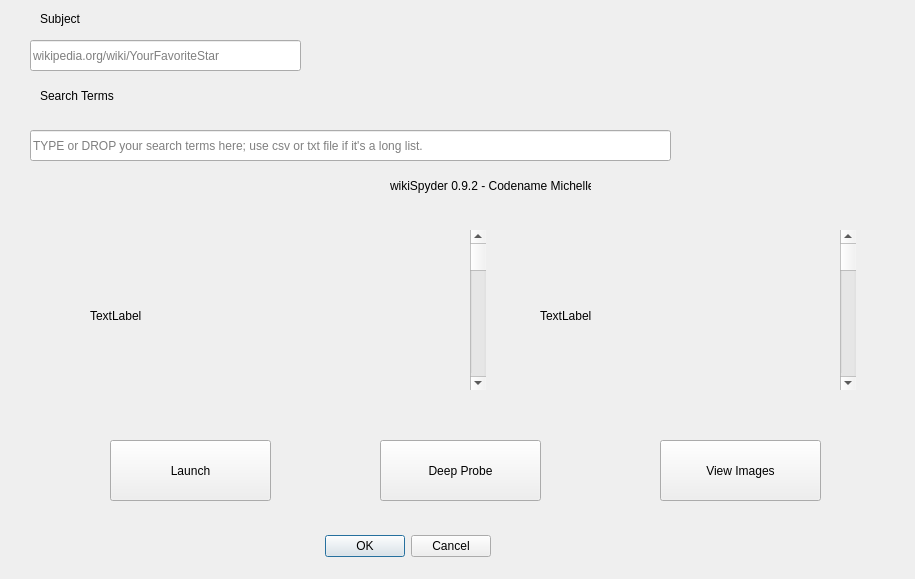
Before: the Qt Designer form main-view.ui in odioski/wikiSpyder, drawn with Qt 5.
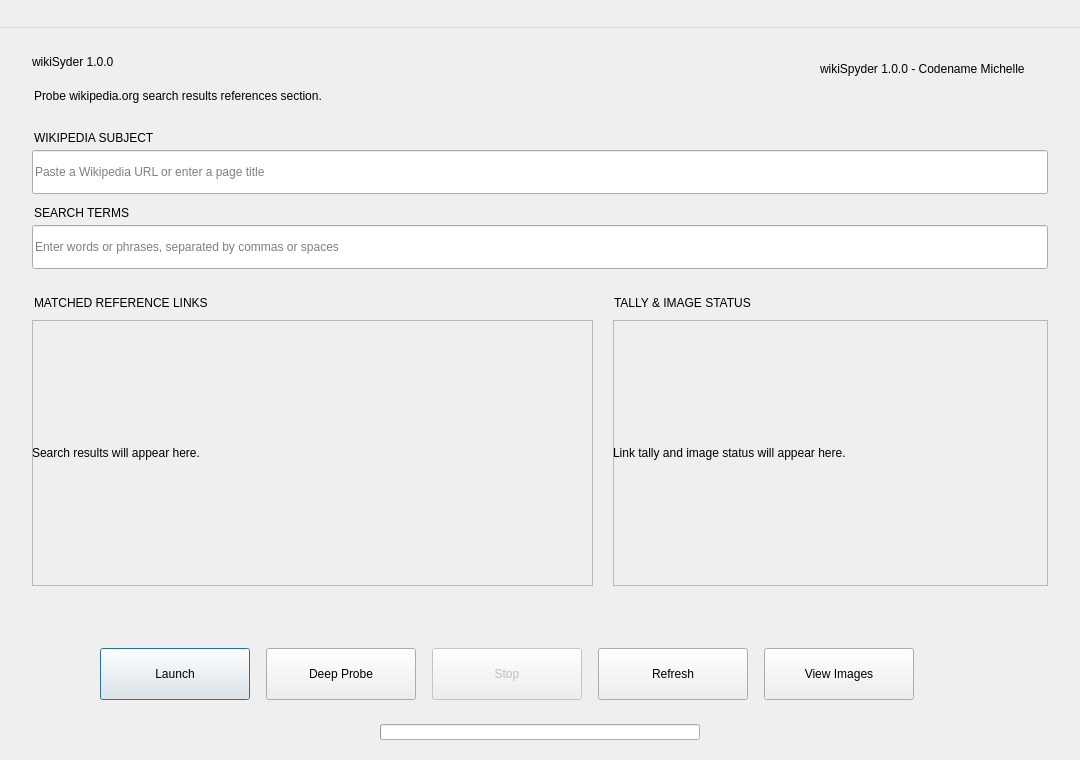
After: the same form once the commit is applied.

Commit message: Release wikiSpyder 1.0.0 Michelle

What changed in the file:
```diff
--- a/main-view.ui
+++ b/main-view.ui
@@ -4,193 +4,102 @@
  <class>Dialog</class>
  <widget class="QDialog" name="Dialog">
   <property name="geometry">
-   <rect>
-    <x>0</x>
-    <y>0</y>
-    <width>915</width>
-    <height>579</height>
-   </rect>
+   <rect><x>0</x><y>0</y><width>1080</width><height>760</height></rect>
   </property>
-  <property name="windowTitle">
-   <string>Dialog</string>
+  <property name="minimumSize">
+   <size><width>860</width><height>640</height></size>
   </property>
-  <widget class="QDialogButtonBox" name="buttonBox">
-   <property name="geometry">
-    <rect>
-     <x>150</x>
-     <y>530</y>
-     <width>341</width>
-     <height>32</height>
-    </rect>
-   </property>
-   <property name="orientation">
-    <enum>Qt::Horizontal</enum>
-   </property>
-   <property name="standardButtons">
-    <set>QDialogButtonBox::Cancel|QDialogButtonBox::Ok</set>
-   </property>
+  <property name="windowTitle"><string>wikiSpyder 1.0.0 - Codename Michelle</string></property>
+  <widget class="QMenuBar" name="menuBar">
+   <property name="geometry"><rect><x>0</x><y>0</y><width>1080</width><height>28</height></rect></property>
   </widget>
-  <widget class="QPushButton" name="pushButton">
-   <property name="geometry">
-    <rect>
-     <x>110</x>
-     <y>440</y>
-     <width>161</width>
-     <height>61</height>
-    </rect>
-   </property>
-   <property name="text">
-    <string>Launch</string>
-   </property>
+  <widget class="QLabel" name="appTitle">
+   <property name="geometry"><rect><x>32</x><y>42</y><width>700</width><height>40</height></rect></property>
+   <property name="text"><string>wikiSyder 1.0.0</string></property>
   </widget>
-  <widget class="QPushButton" name="pushButton_2">
-   <property name="geometry">
-    <rect>
-     <x>380</x>
-     <y>440</y>
-     <width>161</width>
-     <height>61</height>
-    </rect>
-   </property>
-   <property name="toolTip">
-    <string>&lt;p style=&quot;white-space: normal; width: 300px;&quot;&gt;If pressed, wikiSpyder will crawl recursively into each listed website if permitted or plausible, and as deep as the target will allow.&lt;/p&gt;</string>
-   </property>
-   <property name="text">
-    <string>Deep Probe</string>
-   </property>
+  <widget class="QLabel" name="appSubtitle">
+   <property name="geometry"><rect><x>34</x><y>84</y><width>1012</width><height>24</height></rect></property>
+   <property name="text"><string>Probe wikipedia.org search results references section.</string></property>
   </widget>
-  <widget class="QPushButton" name="pushButton_3">
-   <property name="geometry">
-    <rect>
-     <x>660</x>
-     <y>440</y>
-     <width>161</width>
-     <height>61</height>
-    </rect>
-   </property>
-   <property name="toolTip">
-    <string>Find and open images from the matched links.</string>
-   </property>
-   <property name="text">
-    <string>View Images</string>
-   </property>
-  </widget>
-  <widget class="QLineEdit" name="subject_url">
-   <property name="geometry">
-    <rect>
-     <x>30</x>
-     <y>40</y>
-     <width>271</width>
-     <height>31</height>
-    </rect>
-   </property>
-   <property name="placeholderText">
-    <string>wikipedia.org/wiki/YourFavoriteStar</string>
-   </property>
-  </widget>
-  <widget class="QLineEdit" name="lineEdit_2">
-   <property name="geometry">
-    <rect>
-     <x>30</x>
-     <y>130</y>
-     <width>641</width>
-     <height>31</height>
-    </rect>
-   </property>
-   <property name="placeholderText">
-    <string>TYPE or DROP your search terms here; use csv or txt file if it's a long list.</string>
-   </property>
+  <widget class="QLabel" name="label_3">
+   <property name="geometry"><rect><x>820</x><y>57</y><width>228</width><height>24</height></rect></property>
+   <property name="text"><string>wikiSpyder 1.0.0 - Codename Michelle</string></property>
   </widget>
   <widget class="QLabel" name="label">
-   <property name="geometry">
-    <rect>
-     <x>40</x>
-     <y>10</y>
-     <width>161</width>
-     <height>18</height>
-    </rect>
-   </property>
-   <property name="text">
-    <string>Subject</string>
-   </property>
+   <property name="geometry"><rect><x>34</x><y>128</y><width>1012</width><height>20</height></rect></property>
+   <property name="text"><string>WIKIPEDIA SUBJECT</string></property>
+  </widget>
+  <widget class="QLineEdit" name="subject_url">
+   <property name="geometry"><rect><x>32</x><y>150</y><width>1016</width><height>44</height></rect></property>
+   <property name="placeholderText"><string>Paste a Wikipedia URL or enter a page title</string></property>
   </widget>
   <widget class="QLabel" name="label_2">
-   <property name="geometry">
-    <rect>
-     <x>40</x>
-     <y>80</y>
-     <width>201</width>
-     <height>31</height>
-    </rect>
-   </property>
-   <property name="text">
-    <string>Search Terms</string>
-   </property>
+   <property name="geometry"><rect><x>34</x><y>203</y><width>1012</width><height>20</height></rect></property>
+   <property name="text"><string>SEARCH TERMS</string></property>
   </widget>
-  <widget class="QLabel" name="label_3">
-   <property name="geometry">
-    <rect>
-     <x>390</x>
-     <y>170</y>
-     <width>201</width>
-     <height>31</height>
-    </rect>
-   </property>
-   <property name="text">
-    <string>wikiSpyder 0.9.2 - Codename Michelle</string>
-   </property>
+  <widget class="QLineEdit" name="lineEdit_2">
+   <property name="geometry"><rect><x>32</x><y>225</y><width>1016</width><height>44</height></rect></property>
+   <property name="placeholderText"><string>Enter words or phrases, separated by commas or spaces</string></property>
+  </widget>
+  <widget class="QLabel" name="linksHeading">
+   <property name="geometry"><rect><x>34</x><y>293</y><width>560</width><height>20</height></rect></property>
+   <property name="text"><string>MATCHED REFERENCE LINKS</string></property>
+  </widget>
+  <widget class="QLabel" name="tallyHeading">
+   <property name="geometry"><rect><x>614</x><y>293</y><width>434</width><height>20</height></rect></property>
+   <property name="text"><string>TALLY &amp; IMAGE STATUS</string></property>
+  </widget>
+  <widget class="QScrollArea" name="linksScrollArea">
+   <property name="geometry"><rect><x>32</x><y>320</y><width>561</width><height>266</height></rect></property>
+   <property name="widgetResizable"><bool>true</bool></property>
   </widget>
   <widget class="QLabel" name="label_4">
-   <property name="geometry">
-    <rect>
-     <x>90</x>
-     <y>210</y>
-     <width>421</width>
-     <height>211</height>
-    </rect>
-   </property>
-   <property name="text">
-    <string>TextLabel</string>
-   </property>
+   <property name="geometry"><rect><x>32</x><y>320</y><width>561</width><height>266</height></rect></property>
+   <property name="text"><string>Search results will appear here.</string></property>
+   <property name="wordWrap"><bool>true</bool></property>
+   <property name="textInteractionFlags"><set>Qt::TextBrowserInteraction</set></property>
+  </widget>
+  <widget class="QScrollArea" name="tallyScrollArea">
+   <property name="geometry"><rect><x>613</x><y>320</y><width>435</width><height>266</height></rect></property>
+   <property name="widgetResizable"><bool>true</bool></property>
   </widget>
   <widget class="QLabel" name="label_5">
-   <property name="geometry">
-    <rect>
-     <x>540</x>
-     <y>210</y>
-     <width>341</width>
-     <height>211</height>
-    </rect>
-   </property>
-   <property name="text">
-    <string>TextLabel</string>
-   </property>
+   <property name="geometry"><rect><x>613</x><y>320</y><width>435</width><height>266</height></rect></property>
+   <property name="text"><string>Link tally and image status will appear here.</string></property>
+   <property name="wordWrap"><bool>true</bool></property>
+   <property name="textInteractionFlags"><set>Qt::TextBrowserInteraction</set></property>
   </widget>
-  <widget class="QScrollBar" name="verticalScrollBar_3">
-   <property name="geometry">
-    <rect>
-     <x>470</x>
-     <y>230</y>
-     <width>16</width>
-     <height>160</height>
-    </rect>
-   </property>
-   <property name="orientation">
-    <enum>Qt::Vertical</enum>
-   </property>
+  <widget class="QWidget" name="imageGalleryHost">
+   <property name="geometry"><rect><x>32</x><y>292</y><width>1016</width><height>318</height></rect></property>
   </widget>
-  <widget class="QScrollBar" name="verticalScrollBar">
-   <property name="geometry">
-    <rect>
-     <x>840</x>
-     <y>230</y>
-     <width>16</width>
-     <height>160</height>
-    </rect>
-   </property>
-   <property name="orientation">
-    <enum>Qt::Vertical</enum>
-   </property>
+  <widget class="QPushButton" name="pushButton">
+   <property name="geometry"><rect><x>100</x><y>648</y><width>150</width><height>52</height></rect></property>
+   <property name="text"><string>Launch</string></property>
+  </widget>
+  <widget class="QPushButton" name="pushButton_2">
+   <property name="geometry"><rect><x>266</x><y>648</y><width>150</width><height>52</height></rect></property>
+   <property name="toolTip"><string>Follow same-site links from the selected reference links. Each host is limited to 100 pages with at least 1 second between requests. robots.txt rules are followed. Change limits in Options &gt; Deep Probe Settings.</string></property>
+   <property name="text"><string>Deep Probe</string></property>
+  </widget>
+  <widget class="QPushButton" name="stopButton">
+   <property name="geometry"><rect><x>432</x><y>648</y><width>150</width><height>52</height></rect></property>
+   <property name="enabled"><bool>false</bool></property>
+   <property name="text"><string>Stop</string></property>
+  </widget>
+  <widget class="QPushButton" name="refreshButton">
+   <property name="geometry"><rect><x>598</x><y>648</y><width>150</width><height>52</height></rect></property>
+   <property name="toolTip"><string>Reload wikiSpyder from the current codebase.</string></property>
+   <property name="text"><string>Refresh</string></property>
+  </widget>
+  <widget class="QPushButton" name="pushButton_3">
+   <property name="geometry"><rect><x>764</x><y>648</y><width>150</width><height>52</height></rect></property>
+   <property name="toolTip"><string>Find and open images from the matched links.</string></property>
+   <property name="text"><string>View Images</string></property>
+  </widget>
+  <widget class="QProgressBar" name="progressBar">
+   <property name="geometry"><rect><x>380</x><y>724</y><width>320</width><height>16</height></rect></property>
+   <property name="value"><number>0</number></property>
+   <property name="textVisible"><bool>false</bool></property>
   </widget>
  </widget>
  <resources/>
```
Left out of the diff: 35 changed lines with no effect on the pictures. The commit also changes 24 other files.
